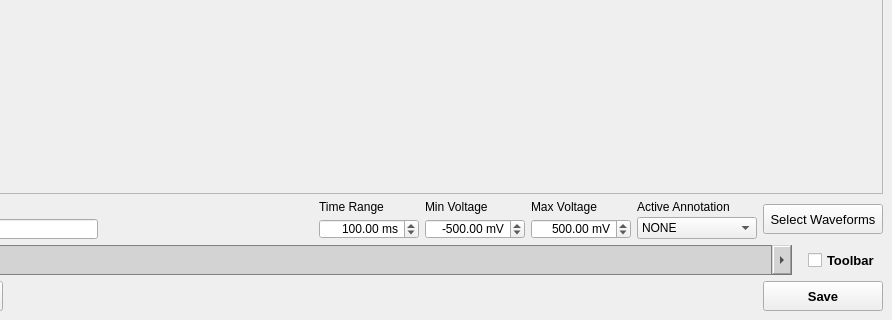
This is parus/gui/desg_resver.ui in saptera/parus as Qt 5 draws it before an edit; both pictures show x 126 to 1018 and y 425 to 745 of the 1018 by 745 pixel window. The edited form follows.
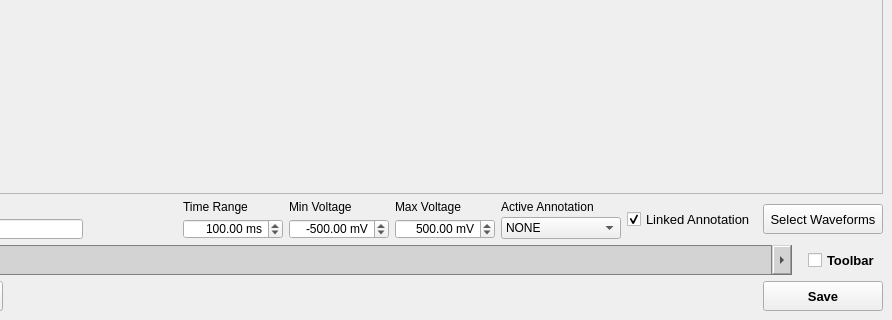
This is the edited form.

What changed in the file:
```diff
--- a/parus/gui/desg_resver.ui
+++ b/parus/gui/desg_resver.ui
@@ -311,6 +311,43 @@
         </item>
        </layout>
       </item>
+      <item>
+       <widget class="QCheckBox" name="lnkAnoBox">
+        <property name="sizePolicy">
+         <sizepolicy hsizetype="Fixed" vsizetype="Fixed">
+          <horstretch>0</horstretch>
+          <verstretch>0</verstretch>
+         </sizepolicy>
+        </property>
+        <property name="minimumSize">
+         <size>
+          <width>130</width>
+          <height>30</height>
+         </size>
+        </property>
+        <property name="maximumSize">
+         <size>
+          <width>130</width>
+          <height>30</height>
+         </size>
+        </property>
+        <property name="font">
+         <font>
+          <pointsize>10</pointsize>
+          <bold>false</bold>
+         </font>
+        </property>
+        <property name="text">
+         <string>Linked Annotation</string>
+        </property>
+        <property name="checkable">
+         <bool>true</bool>
+        </property>
+        <property name="checked">
+         <bool>true</bool>
+        </property>
+       </widget>
+      </item>
       <item>
        <widget class="QPushButton" name="wfmselButton">
         <property name="minimumSize">
```
Left out of the diff: 3 changed lines with no effect on the pictures.
